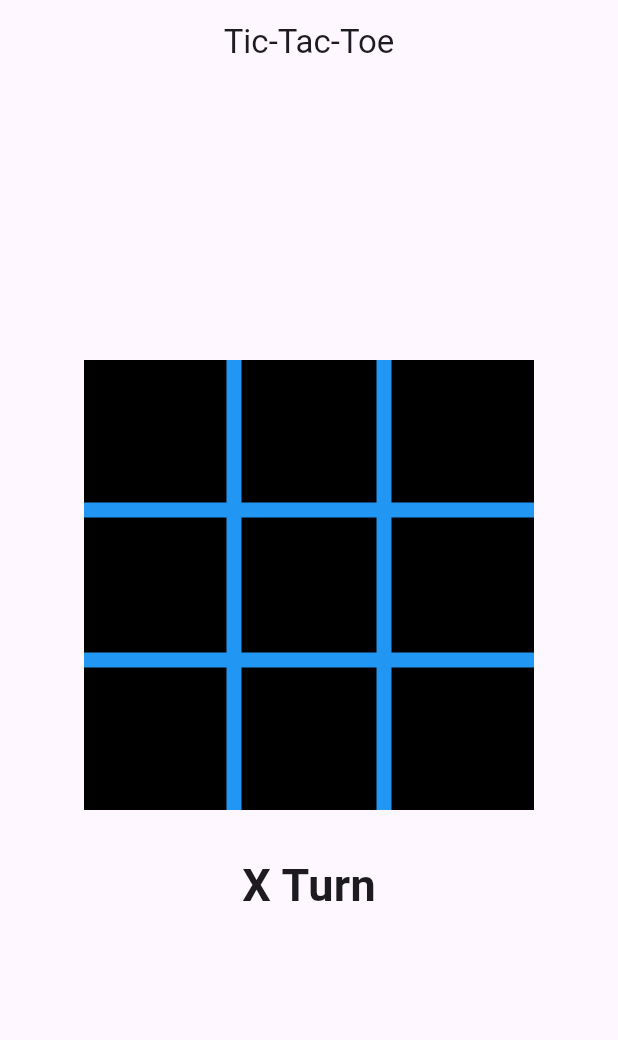
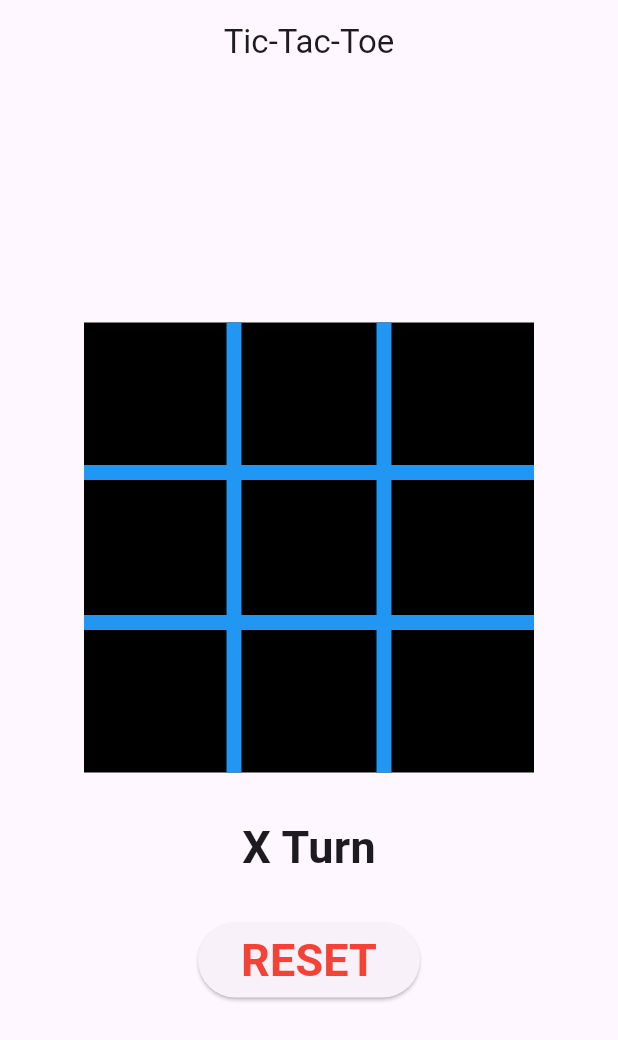
Before and after one commit to ujjwaltwitx/tic_tac_toe, a Flutter app: the screen it shows after launch, on a phone screen of 412 x 824 dp. Shown: the top 1040 px of the screen. Run offline on Flutter 3.47's test engine with Material 3 defaults, Android fonts, the phone set to English and light mode, and no system bars.

Commit message:
feature: play again and reset button

```diff
--- a/lib/main.dart
+++ b/lib/main.dart
@@ -63,6 +63,7 @@ class _MyHomePageState extends State<MyHomePage> {
   bool gameOver = false;
   String msg = "X Turn";
   int count = 0;
+  String buttonMsg = "RESET";
   void handleTap(int row, int col) {
     if (gameOver) {
       return;
@@ -79,6 +80,7 @@ class _MyHomePageState extends State<MyHomePage> {
       setState(() {
         gameOver = true;
         msg = "${shouldShowCross ? "X" : "O"} Wins!";
+        buttonMsg = "PLAY AGAIN!";
         resetGame();
       });
       return;
@@ -90,6 +92,7 @@ class _MyHomePageState extends State<MyHomePage> {
     setState(() {
       shouldShowCross = !shouldShowCross;
       msg = shouldShowCross ? "X Turn" : "O Turn";
+      buttonMsg = "RESET";
     });
   }
 
@@ -99,7 +102,8 @@ class _MyHomePageState extends State<MyHomePage> {
     });
     shouldShowCross = true;
     gameOver = false;
-    msg = "X Turn";
+    // msg = "X Turn";
+    //buttonMsg = "RESET";
     count = 0;
   }
 
@@ -321,6 +325,24 @@ class _MyHomePageState extends State<MyHomePage> {
               // 'djasgXIubahzsq'
             ),
           ),
+
+          ElevatedButton(
+            onPressed: resetGame,
+            child: Container(
+              height: 50,
+              width: 100,
+              alignment: Alignment.center,
+              child: Text(
+                buttonMsg,
+                style: TextStyle(
+                  fontSize: buttonMsg == "RESET" ? 30 : 15,
+                  fontWeight: FontWeight.bold,
+                  color: buttonMsg == "RESET" ? Colors.red : Colors.green,
+                ),
+              ),
+            ),
+            // backgroundColor: Colors.amber,
+          ),
         ],
       ),
     );
@@ -359,7 +381,14 @@ class _CellState extends State<Cell> {
         alignment: Alignment.center,
         child: Text(
           widget.board[widget.row][widget.col] ?? '',
-          style: TextStyle(color: Colors.white, fontSize: 40),
+          style: TextStyle(
+            fontSize: 40,
+            fontWeight: FontWeight.bold,
+            color:
+                widget.board[widget.row][widget.col] == 'X'
+                    ? Colors.white
+                    : const Color.fromARGB(255, 115, 8, 216),
+          ),
         ),
       ),
     );
```
